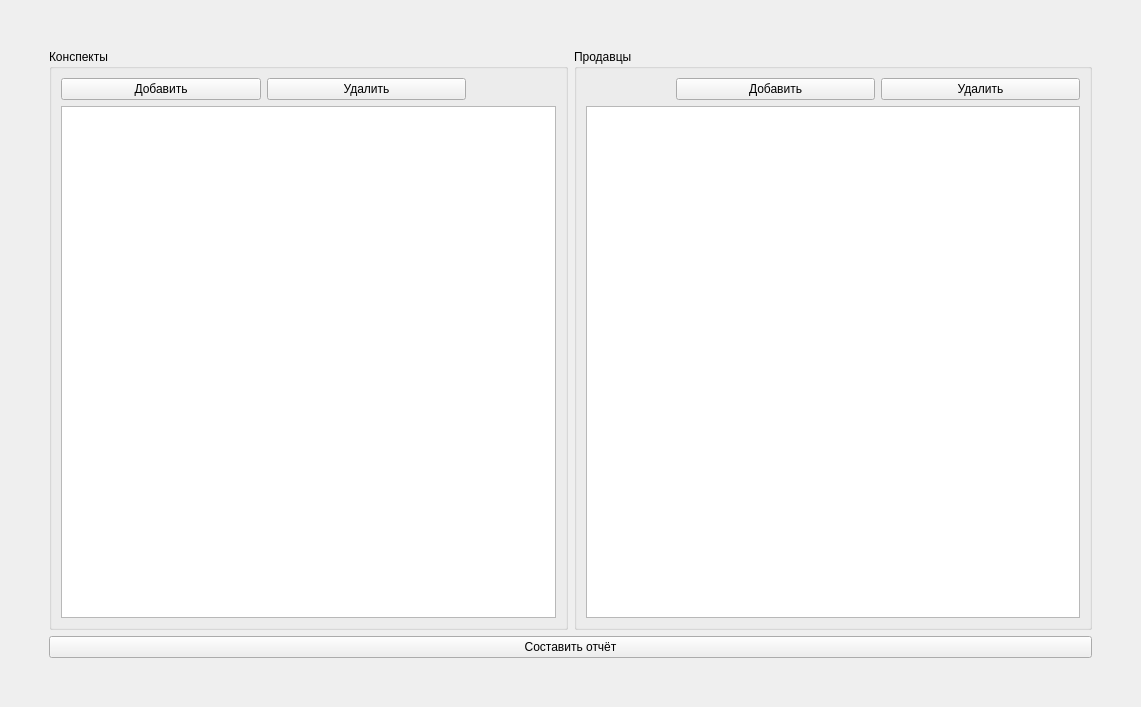
Above: mainwindow.ui from ploschka/CureSuch before the change. Below: the same form after it.
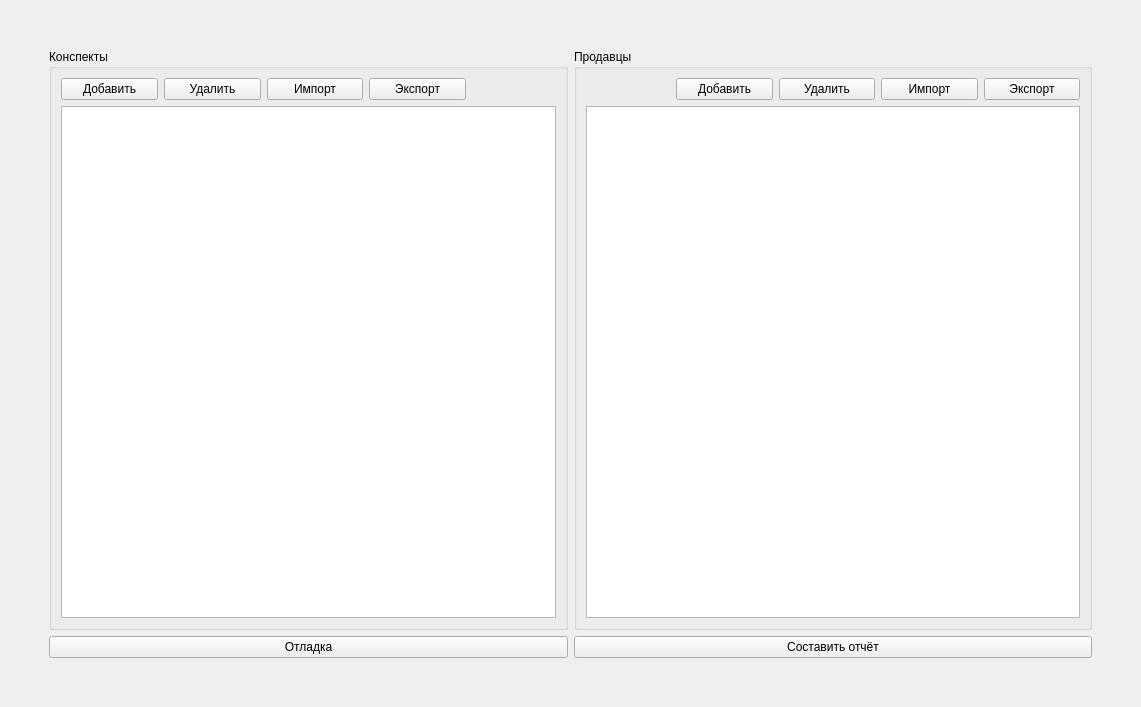
That is the form after the change.

What changed in the file:
```diff
--- a/mainwindow.ui
+++ b/mainwindow.ui
@@ -31,7 +31,7 @@
       </property>
      </spacer>
     </item>
-    <item row="3" column="1">
+    <item row="4" column="1">
      <spacer name="verticalSpacer">
       <property name="orientation">
        <enum>Qt::Vertical</enum>
@@ -71,6 +71,20 @@
              </property>
             </widget>
            </item>
+           <item>
+            <widget class="QPushButton" name="NoteImport">
+             <property name="text">
+              <string>Импорт</string>
+             </property>
+            </widget>
+           </item>
+           <item>
+            <widget class="QPushButton" name="NoteExport">
+             <property name="text">
+              <string>Экспорт</string>
+             </property>
+            </widget>
+           </item>
            <item>
             <spacer name="horizontalSpacer">
              <property name="orientation">
@@ -133,6 +147,20 @@
              </property>
             </widget>
            </item>
+           <item>
+            <widget class="QPushButton" name="SellerImport">
+             <property name="text">
+              <string>Импорт</string>
+             </property>
+            </widget>
+           </item>
+           <item>
+            <widget class="QPushButton" name="SellerExport">
+             <property name="text">
+              <string>Экспорт</string>
+             </property>
+            </widget>
+           </item>
           </layout>
          </item>
          <item>
@@ -175,12 +203,23 @@
       </property>
      </spacer>
     </item>
-    <item row="2" column="1">
-     <widget class="QPushButton" name="ReportButton">
-      <property name="text">
-       <string>Составить отчёт</string>
-      </property>
-     </widget>
+    <item row="3" column="1">
+     <layout class="QHBoxLayout" name="horizontalLayout_2">
+      <item>
+       <widget class="QPushButton" name="DebugButton">
+        <property name="text">
+         <string>Отладка</string>
+        </property>
+       </widget>
+      </item>
+      <item>
+       <widget class="QPushButton" name="ReportButton">
+        <property name="text">
+         <string>Составить отчёт</string>
+        </property>
+       </widget>
+      </item>
+     </layout>
     </item>
    </layout>
   </widget>
```
Left out of the diff: 32 changed lines with no effect on the pictures.
